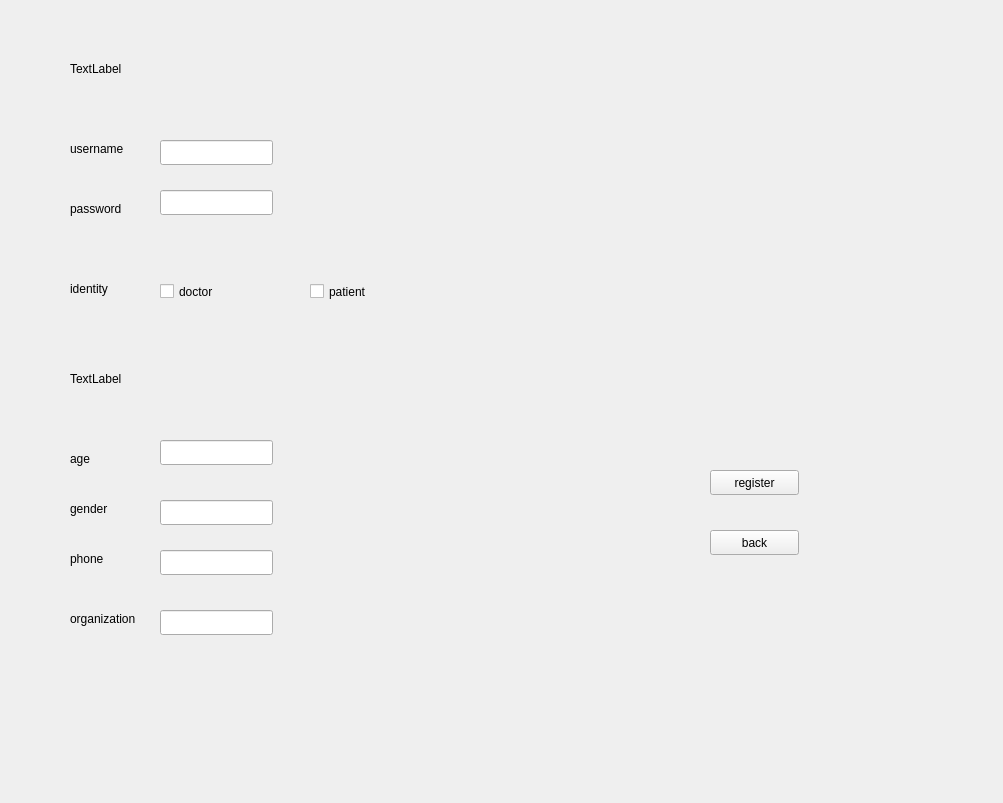
This is ui/Register.ui in BottleOfErie/SmartHospital as Qt 5 draws it before an edit. The edited form follows.
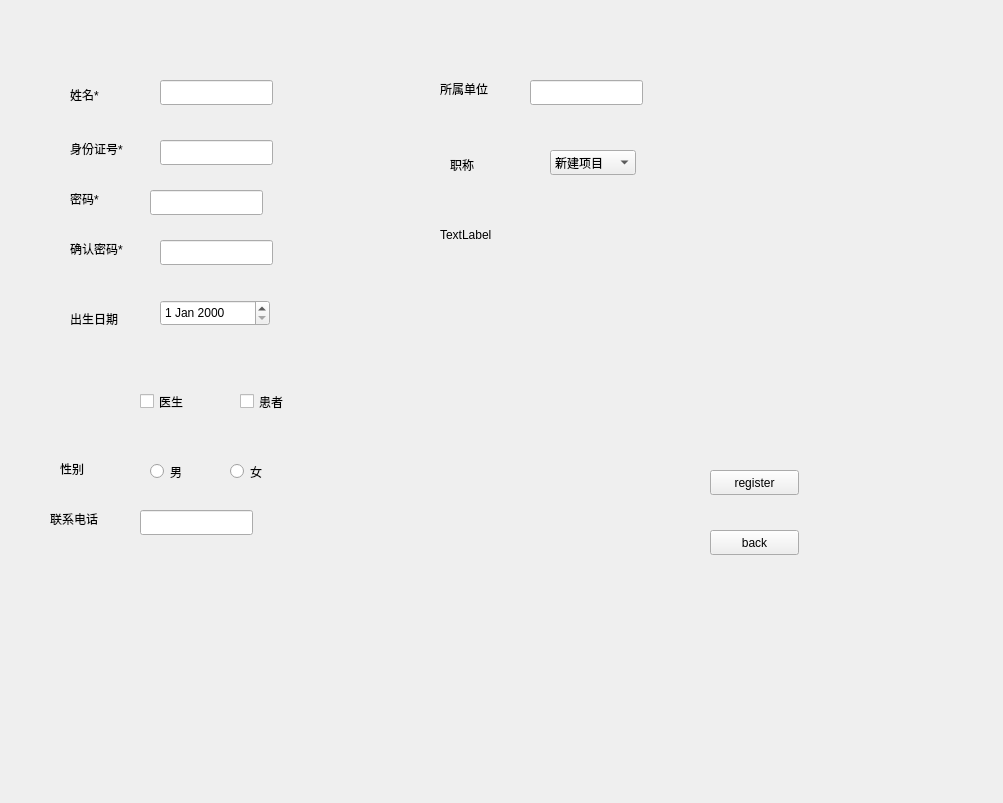
This is the edited form.

Commit message: 添加界面背景

What changed in the file:
```diff
--- a/ui/Register.ui
+++ b/ui/Register.ui
@@ -13,19 +13,6 @@
   <property name="windowTitle">
    <string>Form</string>
   </property>
-  <widget class="QLabel" name="label">
-   <property name="geometry">
-    <rect>
-     <x>70</x>
-     <y>60</y>
-     <width>161</width>
-     <height>17</height>
-    </rect>
-   </property>
-   <property name="text">
-    <string>TextLabel</string>
-   </property>
-  </widget>
   <widget class="QLabel" name="label_2">
    <property name="geometry">
     <rect>
@@ -36,20 +23,20 @@
     </rect>
    </property>
    <property name="text">
-    <string>username</string>
+    <string>身份证号*</string>
    </property>
   </widget>
   <widget class="QLabel" name="label_3">
    <property name="geometry">
     <rect>
      <x>70</x>
-     <y>200</y>
+     <y>190</y>
      <width>67</width>
      <height>17</height>
     </rect>
    </property>
    <property name="text">
-    <string>password</string>
+    <string>密码*</string>
    </property>
   </widget>
   <widget class="QLabel" name="label_4">
@@ -62,72 +49,59 @@
     </rect>
    </property>
    <property name="text">
-    <string>identity</string>
-   </property>
-  </widget>
-  <widget class="QLabel" name="label_5">
-   <property name="geometry">
-    <rect>
-     <x>70</x>
-     <y>370</y>
-     <width>131</width>
-     <height>17</height>
-    </rect>
-   </property>
-   <property name="text">
-    <string>TextLabel</string>
+    <string/>
    </property>
   </widget>
   <widget class="QLabel" name="label_6">
    <property name="geometry">
     <rect>
      <x>70</x>
-     <y>450</y>
+     <y>310</y>
      <width>67</width>
      <height>17</height>
     </rect>
    </property>
    <property name="text">
-    <string>age</string>
+    <string>出生日期</string>
    </property>
   </widget>
   <widget class="QLabel" name="label_7">
    <property name="geometry">
     <rect>
-     <x>70</x>
-     <y>500</y>
+     <x>60</x>
+     <y>460</y>
      <width>67</width>
      <height>17</height>
     </rect>
    </property>
    <property name="text">
-    <string>gender</string>
+    <string>性别</string>
    </property>
   </widget>
   <widget class="QLabel" name="label_8">
    <property name="geometry">
     <rect>
-     <x>70</x>
-     <y>550</y>
+     <x>50</x>
+     <y>510</y>
      <width>67</width>
      <height>17</height>
     </rect>
    </property>
    <property name="text">
-    <string>phone</string>
+    <string>联系电话</string>
    </property>
   </widget>
   <widget class="QLabel" name="label_9">
    <property name="geometry">
     <rect>
-     <x>70</x>
-     <y>610</y>
+     <x>440</x>
+     <y>80</y>
      <width>67</width>
      <height>17</height>
     </rect>
    </property>
    <property name="text">
-    <string>organization</string>
+    <string>所属单位</string>
    </property>
   </widget>
   <widget class="QLineEdit" name="username">
@@ -143,7 +117,7 @@
   <widget class="QLineEdit" name="password">
    <property name="geometry">
     <rect>
-     <x>160</x>
+     <x>150</x>
      <y>190</y>
      <width>113</width>
      <height>25</height>
@@ -153,54 +127,34 @@
   <widget class="QCheckBox" name="checkBox">
    <property name="geometry">
     <rect>
-     <x>160</x>
-     <y>280</y>
+     <x>140</x>
+     <y>390</y>
      <width>92</width>
      <height>23</height>
     </rect>
    </property>
    <property name="text">
-    <string>doctor</string>
+    <string>医生</string>
    </property>
   </widget>
   <widget class="QCheckBox" name="checkBox_2">
    <property name="geometry">
     <rect>
-     <x>310</x>
-     <y>280</y>
+     <x>240</x>
+     <y>390</y>
      <width>92</width>
      <height>23</height>
     </rect>
    </property>
    <property name="text">
-    <string>patient</string>
-   </property>
-  </widget>
-  <widget class="QLineEdit" name="age">
-   <property name="geometry">
-    <rect>
-     <x>160</x>
-     <y>440</y>
-     <width>113</width>
-     <height>25</height>
-    </rect>
-   </property>
-  </widget>
-  <widget class="QLineEdit" name="gender">
-   <property name="geometry">
-    <rect>
-     <x>160</x>
-     <y>500</y>
-     <width>113</width>
-     <height>25</height>
-    </rect>
+    <string>患者</string>
    </property>
   </widget>
   <widget class="QLineEdit" name="phone">
    <property name="geometry">
     <rect>
-     <x>160</x>
-     <y>550</y>
+     <x>140</x>
+     <y>510</y>
      <width>113</width>
      <height>25</height>
     </rect>
@@ -209,8 +163,8 @@
   <widget class="QLineEdit" name="organization">
    <property name="geometry">
     <rect>
-     <x>160</x>
-     <y>610</y>
+     <x>530</x>
+     <y>80</y>
      <width>113</width>
      <height>25</height>
     </rect>
@@ -242,6 +196,154 @@
     <string>back</string>
    </property>
   </widget>
+  <widget class="QLabel" name="label">
+   <property name="geometry">
+    <rect>
+     <x>70</x>
+     <y>240</y>
+     <width>67</width>
+     <height>17</height>
+    </rect>
+   </property>
+   <property name="text">
+    <string>确认密码*</string>
+   </property>
+  </widget>
+  <widget class="QLineEdit" name="lineEdit">
+   <property name="geometry">
+    <rect>
+     <x>160</x>
+     <y>240</y>
+     <width>113</width>
+     <height>25</height>
+    </rect>
+   </property>
+  </widget>
+  <widget class="QDateEdit" name="dateEdit">
+   <property name="geometry">
+    <rect>
+     <x>160</x>
+     <y>300</y>
+     <width>110</width>
+     <height>26</height>
+    </rect>
+   </property>
+  </widget>
+  <widget class="QLabel" name="label_5">
+   <property name="geometry">
+    <rect>
+     <x>70</x>
+     <y>80</y>
+     <width>82</width>
+     <height>29</height>
+    </rect>
+   </property>
+   <property name="text">
+    <string>姓名*</string>
+   </property>
+  </widget>
+  <widget class="QLineEdit" name="lineEdit_2">
+   <property name="geometry">
+    <rect>
+     <x>160</x>
+     <y>80</y>
+     <width>113</width>
+     <height>25</height>
+    </rect>
+   </property>
+  </widget>
+  <widget class="QRadioButton" name="radioButton">
+   <property name="geometry">
+    <rect>
+     <x>150</x>
+     <y>460</y>
+     <width>112</width>
+     <height>23</height>
+    </rect>
+   </property>
+   <property name="text">
+    <string>男</string>
+   </property>
+  </widget>
+  <widget class="QRadioButton" name="radioButton_2">
+   <property name="geometry">
+    <rect>
+     <x>230</x>
+     <y>460</y>
+     <width>112</width>
+     <height>23</height>
+    </rect>
+   </property>
+   <property name="text">
+    <string>女</string>
+   </property>
+  </widget>
+  <widget class="QLabel" name="label_10">
+   <property name="geometry">
+    <rect>
+     <x>450</x>
+     <y>150</y>
+     <width>82</width>
+     <height>29</height>
+    </rect>
+   </property>
+   <property name="text">
+    <string>职称</string>
+   </property>
+  </widget>
+  <widget class="QComboBox" name="comboBox">
+   <property name="geometry">
+    <rect>
+     <x>550</x>
+     <y>150</y>
+     <width>86</width>
+     <height>25</height>
+    </rect>
+   </property>
+   <item>
+    <property name="text">
+     <string>新建项目</string>
+    </property>
+   </item>
+   <item>
+    <property name="text">
+     <string>新建项目</string>
+    </property>
+   </item>
+   <item>
+    <property name="text">
+     <string>新建项目</string>
+    </property>
+   </item>
+   <item>
+    <property name="text">
+     <string>新建项目</string>
+    </property>
+   </item>
+   <item>
+    <property name="text">
+     <string>新建项目</string>
+    </property>
+   </item>
+   <item>
+    <property name="text">
+     <string>新建项目</string>
+    </property>
+   </item>
+  </widget>
+  <widget class="QLabel" name="label_11">
+   <property name="geometry">
+    <rect>
+     <x>440</x>
+     <y>220</y>
+     <width>82</width>
+     <height>29</height>
+    </rect>
+   </property>
+   <property name="text">
+    <string>TextLabel</string>
+   </property>
+  </widget>
  </widget>
  <resources/>
  <connections/>
```
The commit also changes 3 other files.
